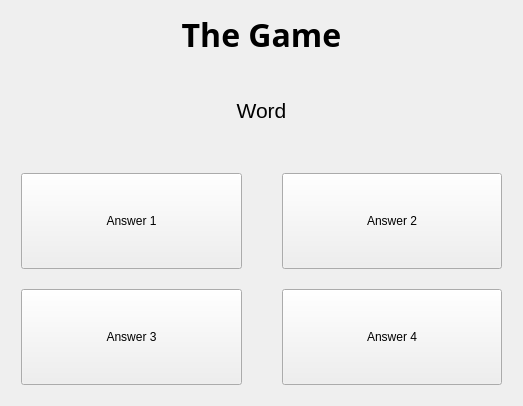
This is game.ui in nhuhoainam/CSgo-dictionary as Qt 5 draws it before an edit. The edited form follows.
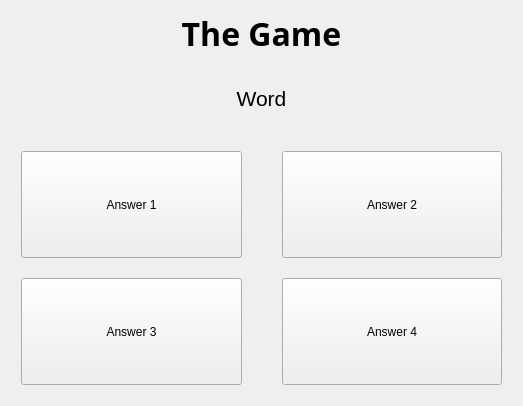
This is the edited form.

Patch:
```diff
--- a/game.ui
+++ b/game.ui
@@ -13,7 +13,7 @@
   <property name="windowTitle">
    <string>Form</string>
   </property>
-  <layout class="QVBoxLayout" name="verticalLayout" stretch="1,2,5">
+  <layout class="QVBoxLayout" name="verticalLayout" stretch="1,2,7">
    <item>
     <widget class="QLabel" name="title">
      <property name="font">
```
Left out of the diff: 52 changed lines with no effect on the pictures.
